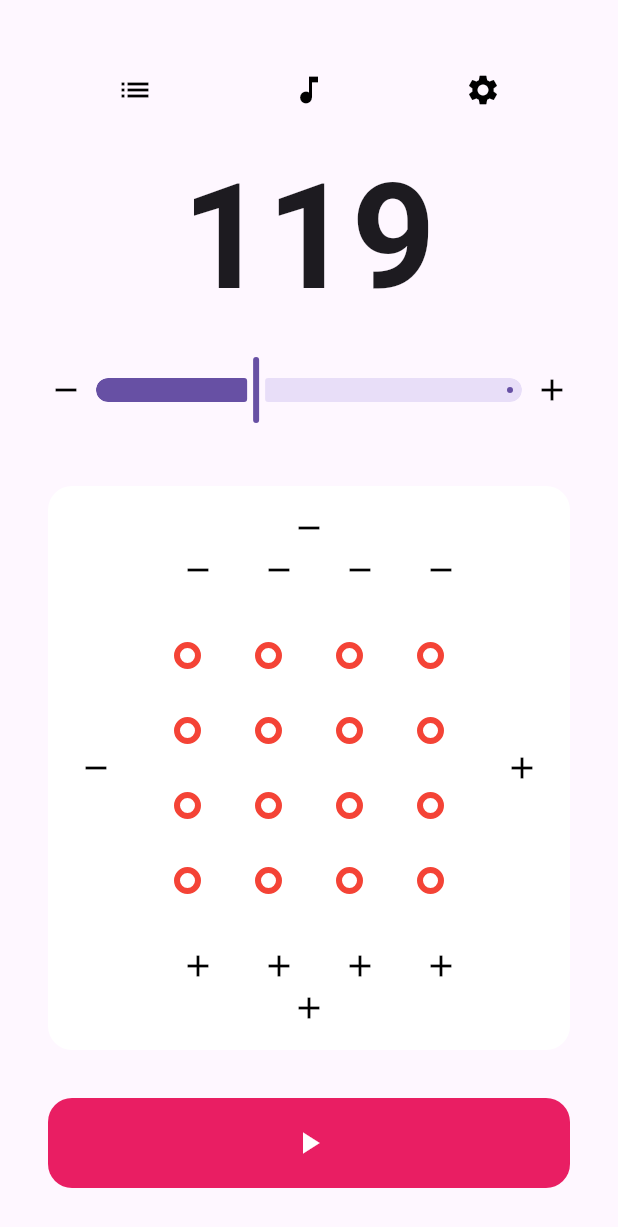
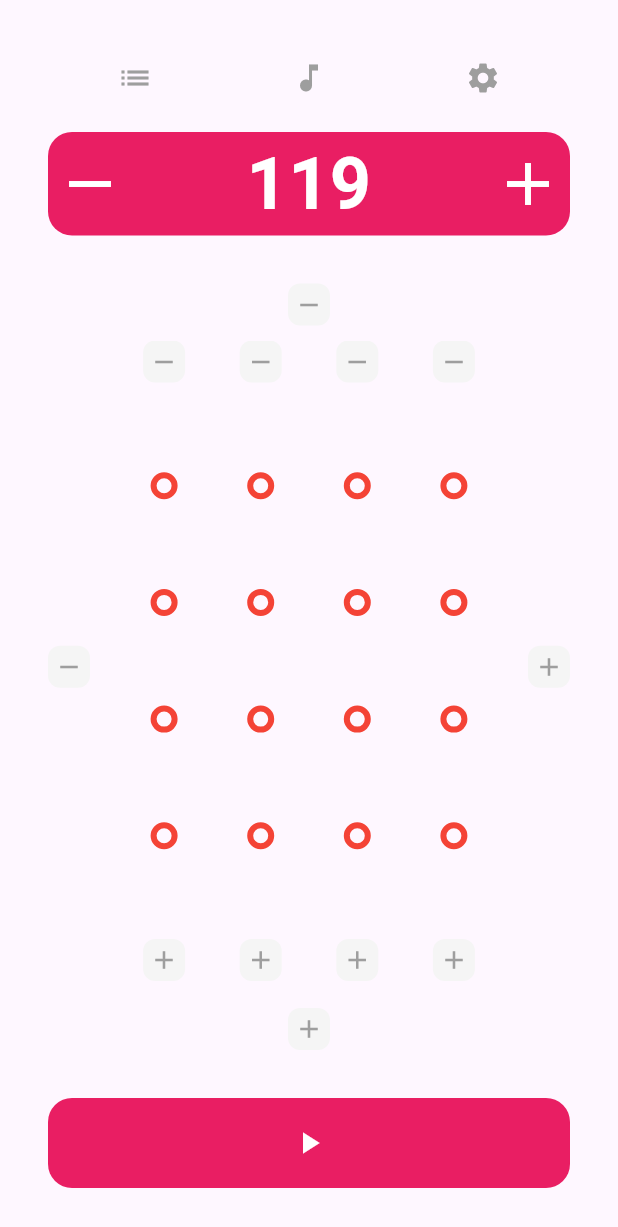
Before and after one commit to Prixii/meowtronome, a Flutter app: the screen it shows after launch, after a tap on the "remove" icon, on a phone screen of 412 x 824 dp. Shown: the top 1227 px of the screen. Run offline on Flutter 3.47's test engine with Material 3 defaults, Android fonts, the phone set to English and light mode, and no system bars; our stand-ins replace freezed_annotation, shared_preferences; missing offline and left inert: flutter_soloud, window_manager; generated files the repository leaves out were written again; statements that could not run were skipped.

Commit message:
feat: ✨ 布局调整

```diff
--- a/lib/global.dart
+++ b/lib/global.dart
@@ -87,3 +87,6 @@ const defaultSoundMap = {
   SoundType.type3: 'assets/audio/drum_2.wav',
   SoundType.type4: 'assets/audio/drum_3.wav',
 };
+
+final iconColor = Colors.grey;
+final iconActiveColor = Colors.pink;
--- a/lib/ui/components/custom_icon_button.dart
+++ b/lib/ui/components/custom_icon_button.dart
@@ -12,6 +12,7 @@ class CustomIconButton extends StatefulWidget {
     this.activeColor = Colors.red,
     required this.icon,
     this.padding = const EdgeInsets.all(16),
+    this.alwaysShowBackground = true,
   });
 
   final void Function()? onTap;
@@ -20,6 +21,7 @@ class CustomIconButton extends StatefulWidget {
   final Color activeColor;
   final IconData icon;
   final EdgeInsetsGeometry padding;
+  final bool alwaysShowBackground;
 
   @override
   State<CustomIconButton> createState() => _CustomIconButtonState();
@@ -50,6 +52,15 @@ class _CustomIconButtonState extends State<CustomIconButton> {
       onTapUp: (_) => setState(() => _isTapping = false),
       onLongPress: () => _startRepeat(),
       onLongPressUp: () => _stopRepeat(),
+      child: Container(
+        decoration: BoxDecoration(
+          borderRadius: BorderRadius.circular(widget.padding.horizontal),
+          color: widget.alwaysShowBackground
+              ? ((_isTapping || _isLongPressing)
+                    ? widget.activeColor
+                    : Colors.grey[100])
+              : Colors.transparent,
+        ),
         child: Padding(
           padding: widget.padding,
           child: Icon(
@@ -58,6 +69,7 @@ class _CustomIconButtonState extends State<CustomIconButton> {
             color: (_isTapping || _isLongPressing)
                 ? widget.activeColor
                 : widget.color,
+          ),
         ),
       ),
     );
--- a/lib/ui/layout_helper.dart
+++ b/lib/ui/layout_helper.dart
@@ -16,7 +16,7 @@ class LayoutHelper {
       isSmallHeight(context) ? 3.0 : 4.0;
 
   static double getBpmTextSize(BuildContext context) =>
-      isSmallHeight(context) ? 68.0 : 98.0;
+      isSmallHeight(context) ? 24.0 : 48.0;
 
   static double getPlayButtonHeight(BuildContext context) =>
       isSmallHeight(context) ? 40.0 : 60.0;
--- a/lib/ui/metronome/components/bpm_panel.dart
+++ b/lib/ui/metronome/components/bpm_panel.dart
@@ -8,59 +8,46 @@ class BpmPanel extends StatelessWidget {
   final MetronomeNotifier notifier;
   @override
   Widget build(BuildContext context) {
-    return Column(
-      mainAxisAlignment: MainAxisAlignment.spaceAround,
-      crossAxisAlignment: CrossAxisAlignment.center,
-      children: [
-        Text(
-          notifier.bpm.toString(),
-          style: TextStyle(
-            fontSize: LayoutHelper.getBpmTextSize(context),
-            fontWeight: FontWeight.bold,
+    return Container(
+      decoration: BoxDecoration(
+        color: Colors.pink,
+        borderRadius: BorderRadius.all(Radius.circular(16)),
       ),
-        ),
-        SizedBox(
-          height: 64,
       child: Row(
         mainAxisAlignment: MainAxisAlignment.center,
         crossAxisAlignment: CrossAxisAlignment.center,
         children: [
           CustomIconButton(
             icon: Icons.remove,
-                size: 24,
-                padding: const EdgeInsets.all(0),
+            size: LayoutHelper.getBpmTextSize(context),
+            padding: const EdgeInsets.all(4),
             activeColor: Colors.grey,
-                color: Colors.black,
+            color: Colors.white,
             onTap: () => notifier.setBpm(notifier.bpm - 1),
+            alwaysShowBackground: false,
           ),
           Expanded(
-                child: Slider(
-                  value: notifier.bpm.toDouble(),
-                  max: 300,
-                  min: 10,
-                  padding: const EdgeInsets.symmetric(
-                    horizontal: 8,
-                    vertical: 0,
+            child: Text(
+              notifier.bpm.toString(),
+              style: TextStyle(
+                color: Colors.white,
+                fontSize: LayoutHelper.getBpmTextSize(context),
+                fontWeight: FontWeight.bold,
               ),
-                  onChanged: (newValue) => {
-                    notifier.setBpm((newValue).toInt()),
-                  },
-                  // ignore: deprecated_member_use
-                  year2023: false,
+              textAlign: TextAlign.center,
             ),
           ),
           CustomIconButton(
             icon: Icons.add,
-                size: 24,
+            size: LayoutHelper.getBpmTextSize(context),
             activeColor: Colors.grey,
-                color: Colors.black,
-                padding: const EdgeInsets.all(0),
+            color: Colors.white,
+            padding: const EdgeInsets.all(4),
             onTap: () => notifier.setBpm(notifier.bpm + 1),
+            alwaysShowBackground: false,
           ),
         ],
       ),
-        ),
-      ],
     );
   }
 }
--- a/lib/ui/metronome/components/pattern_panel.dart
+++ b/lib/ui/metronome/components/pattern_panel.dart
@@ -16,27 +16,23 @@ class PatternPanel extends StatelessWidget {
   final MetronomeNotifier notifier;
   @override
   Widget build(BuildContext context) {
-    return Container(
-      decoration: BoxDecoration(
-        color: Colors.white,
-        borderRadius: BorderRadius.all(Radius.circular(16)),
-      ),
-      padding: const EdgeInsets.all(16),
-      child: Column(
+    final noteSize = LayoutHelper.getNoteSize(context);
+    const beatButtonPadding = 4.0;
+    return Column(
       children: [
         CustomIconButton(
           icon: Icons.remove,
           activeColor: Colors.grey,
-            color: Colors.black,
-            padding: const EdgeInsets.all(0),
+          color: iconColor,
+          padding: const EdgeInsets.all(beatButtonPadding),
+          size: noteSize * 2,
           onTap: () => {notifier.removeNoteForAllBeats()},
         ),
+        SizedBox(height: noteSize),
         Expanded(
           child: LayoutBuilder(
             builder: (_, constraints) => Container(
-                constraints: BoxConstraints(
-                  minWidth: constraints.maxWidth * 0.6,
-                ),
+              constraints: BoxConstraints(minWidth: constraints.maxWidth * 0.6),
               child: LayoutBuilder(
                 builder: (_, constraints) =>
                     _buildBeatPanel(notifier, constraints, context),
@@ -44,15 +40,16 @@ class PatternPanel extends StatelessWidget {
             ),
           ),
         ),
+        SizedBox(height: noteSize),
         CustomIconButton(
           icon: Icons.add,
           activeColor: Colors.grey,
-            color: Colors.black,
-            padding: const EdgeInsets.all(0),
+          color: iconColor,
+          padding: const EdgeInsets.all(beatButtonPadding),
+          size: noteSize * 2,
           onTap: () => {notifier.addNoteForAllBeats()},
         ),
       ],
-      ),
     );
   }
 
@@ -63,8 +60,7 @@ class PatternPanel extends StatelessWidget {
   ) {
     final pattern = notifier.state.pattern;
     final beatCount = pattern.beats.length;
-    final noteWidgetSize =
-        LayoutHelper.getNoteSize(context) + AnimatedNote.paddingSize * 2;
+    final noteWidgetSize = LayoutHelper.getNoteSize(context) * 2;
     const beatButtonPadding = 4.0;
     final beatButtonHeight = iconButtonSize + beatButtonPadding * 2;
 
@@ -88,8 +84,9 @@ class PatternPanel extends StatelessWidget {
         CustomIconButton(
           icon: Icons.remove,
           activeColor: Colors.grey,
-          color: Colors.black,
+          color: iconColor,
           padding: const EdgeInsets.all(4),
+          size: LayoutHelper.getNoteSize(context) * 2,
           onTap: () => {notifier.removeBeat()},
         ),
         Expanded(
@@ -114,6 +111,8 @@ class PatternPanel extends StatelessWidget {
               return _PatternScrollArea(
                 scrollContentWidth: scrollContentWidth,
                 scrollContentHeight: scrollContentHeight,
+                viewportWidth: viewportWidth,
+                viewportHeight: viewportHeight,
                 canScroll: canScroll,
                 child: SizedBox(
                   width: scrollContentWidth,
@@ -124,16 +123,17 @@ class PatternPanel extends StatelessWidget {
                     children: [
                       for (int i = 0; i < beatCount; i++)
                         SizedBox(
-                          width: noteWidgetSize,
+                          width: noteWidgetSize * 1.5,
                           child: Column(
                             children: [
                               CustomIconButton(
                                 icon: Icons.remove,
                                 activeColor: Colors.grey,
-                                color: Colors.black,
+                                color: iconColor,
                                 padding: const EdgeInsets.all(
                                   beatButtonPadding,
                                 ),
+                                size: noteWidgetSize,
                                 onTap: () => {notifier.removeNoteForBeatAt(i)},
                               ),
                               SizedBox(
@@ -147,10 +147,11 @@ class PatternPanel extends StatelessWidget {
                               CustomIconButton(
                                 icon: Icons.add,
                                 activeColor: Colors.grey,
-                                color: Colors.black,
+                                color: iconColor,
                                 padding: const EdgeInsets.all(
                                   beatButtonPadding,
                                 ),
+                                size: noteWidgetSize,
                                 onTap: () => {notifier.addNoteForBeatAt(i)},
                               ),
                             ],
@@ -166,8 +167,9 @@ class PatternPanel extends StatelessWidget {
         CustomIconButton(
           icon: Icons.add,
           activeColor: Colors.grey,
-          color: Colors.black,
+          color: iconColor,
           padding: const EdgeInsets.all(4),
+          size: LayoutHelper.getNoteSize(context) * 2,
           onTap: () => {notifier.addBeat()},
         ),
       ],
@@ -203,12 +205,16 @@ class _PatternScrollArea extends StatefulWidget {
   const _PatternScrollArea({
     required this.scrollContentWidth,
     required this.scrollContentHeight,
+    required this.viewportWidth,
+    required this.viewportHeight,
     required this.canScroll,
     required this.child,
   });
 
   final double scrollContentWidth;
   final double scrollContentHeight;
+  final double viewportWidth;
+  final double viewportHeight;
   final bool canScroll;
   final Widget child;
 
@@ -219,29 +225,83 @@ class _PatternScrollArea extends StatefulWidget {
 class _PatternScrollAreaState extends State<_PatternScrollArea> {
   final TransformationController _transformController =
       TransformationController();
-  Size? _lastContentSize;
-
-  @override
-  void initState() {
-    super.initState();
-    _lastContentSize = Size(
-      widget.scrollContentWidth,
-      widget.scrollContentHeight,
-    );
-  }
 
   @override
   void didUpdateWidget(covariant _PatternScrollArea oldWidget) {
     super.didUpdateWidget(oldWidget);
-    final newSize = Size(widget.scrollContentWidth, widget.scrollContentHeight);
-    final lastSize = _lastContentSize;
-    if (lastSize != null &&
-        (newSize.width < lastSize.width ||
-            newSize.height < lastSize.height ||
-            (oldWidget.canScroll && !widget.canScroll))) {
-      _transformController.value = Matrix4.identity();
+    final widthIncreased =
+        widget.scrollContentWidth > oldWidget.scrollContentWidth;
+    final heightIncreased =
+        widget.scrollContentHeight > oldWidget.scrollContentHeight;
+    final sizeChanged =
+        oldWidget.scrollContentWidth != widget.scrollContentWidth ||
+        oldWidget.scrollContentHeight != widget.scrollContentHeight;
+    final viewportChanged =
+        oldWidget.viewportWidth != widget.viewportWidth ||
+        oldWidget.viewportHeight != widget.viewportHeight;
+
+    if (!sizeChanged && !viewportChanged) {
+      return;
     }
-    _lastContentSize = newSize;
+
+    _updateTransform(
+      scrollToEndX: widthIncreased,
+      scrollToEndY: heightIncreased,
+    );
+  }
+
+  void _updateTransform({
+    required bool scrollToEndX,
+    required bool scrollToEndY,
+  }) {
+    final matrix = _transformController.value;
+    final translation = matrix.getTranslation();
+    final x = _resolveTranslationAxis(
+      translation.x,
+      widget.viewportWidth,
+      widget.scrollContentWidth,
+      scrollToEnd: scrollToEndX,
+    );
+    final y = _resolveTranslationAxis(
+      translation.y,
+      widget.viewportHeight,
+      widget.scrollContentHeight,
+      scrollToEnd: scrollToEndY,
+    );
+
+    if (x == translation.x && y == translation.y) {
+      return;
+    }
+
+    _transformController.value = matrix.clone()..setTranslationRaw(x, y, 0);
+  }
+
+  double _resolveTranslationAxis(
+    double translation,
+    double viewportSize,
+    double contentSize, {
+    required bool scrollToEnd,
+  }) {
+    if (scrollToEnd) {
+      return _endTranslationAxis(viewportSize, contentSize);
+    }
+    if (_isTranslationWithinBounds(translation, viewportSize, contentSize)) {
+      return translation;
+    }
+    return _endTranslationAxis(viewportSize, contentSize);
+  }
+
+  bool _isTranslationWithinBounds(
+    double translation,
+    double viewportSize,
+    double contentSize,
+  ) {
+    final edge = viewportSize - contentSize;
+    return translation >= min(edge, 0.0) && translation <= max(edge, 0.0);
+  }
+
+  double _endTranslationAxis(double viewportSize, double contentSize) {
+    return viewportSize - contentSize;
   }
 
   @override
--- a/lib/ui/metronome/components/top_button_group.dart
+++ b/lib/ui/metronome/components/top_button_group.dart
@@ -1,4 +1,5 @@
 import 'package:flutter/material.dart';
+import 'package:meowtronome/global.dart';
 import 'package:meowtronome/ui/components/custom_icon_button.dart';
 import 'package:meowtronome/ui/metronome/provider/metronome_notifier.dart';
 
@@ -15,21 +16,28 @@ class TopButtonGroup extends StatelessWidget {
           icon: Icons.list,
           size: 24,
           activeColor: Colors.grey,
-          color: Colors.black,
+          color: iconColor,
+          padding: const EdgeInsets.all(8),
+
+          alwaysShowBackground: false,
         ),
         CustomIconButton(
           onTap: () => {},
           icon: Icons.music_note,
           size: 24,
           activeColor: Colors.grey,
-          color: Colors.black,
+          padding: const EdgeInsets.all(8),
+          color: iconColor,
+          alwaysShowBackground: false,
         ),
         CustomIconButton(
           onTap: () => notifier.openConfigPage(),
           icon: Icons.settings,
           size: 24,
+          padding: const EdgeInsets.all(8),
           activeColor: Colors.grey,
-          color: Colors.black,
+          color: iconColor,
+          alwaysShowBackground: false,
         ),
       ],
     );
--- a/lib/ui/metronome/index.dart
+++ b/lib/ui/metronome/index.dart
@@ -22,7 +22,8 @@ class MetronomePage extends StatelessWidget {
         min(screenHeight, screenWidth) / max(screenHeight, screenWidth);
     final shouldSquare = ratio > 0.6;
     return Scaffold(
-      body: Stack(
+      body: SafeArea(
+        child: Stack(
           children: [
             Center(
               child: Padding(
@@ -41,6 +42,7 @@ class MetronomePage extends StatelessWidget {
             ),
           ],
         ),
+      ),
     );
   }
 }
--- a/lib/ui/metronome/layouts/metronome_layout_vertical.dart
+++ b/lib/ui/metronome/layouts/metronome_layout_vertical.dart
@@ -14,6 +14,7 @@ class MetronomeLayoutVertical extends StatelessWidget {
     return Column(
       children: [
         TopButtonGroup(notifier: notifier),
+        const SizedBox(height: 16),
         BpmPanel(notifier: notifier),
         const SizedBox(height: 32),
         Expanded(child: PatternPanel(notifier: notifier)),
```
Lines whose indentation alone changed are shown as unchanged.
